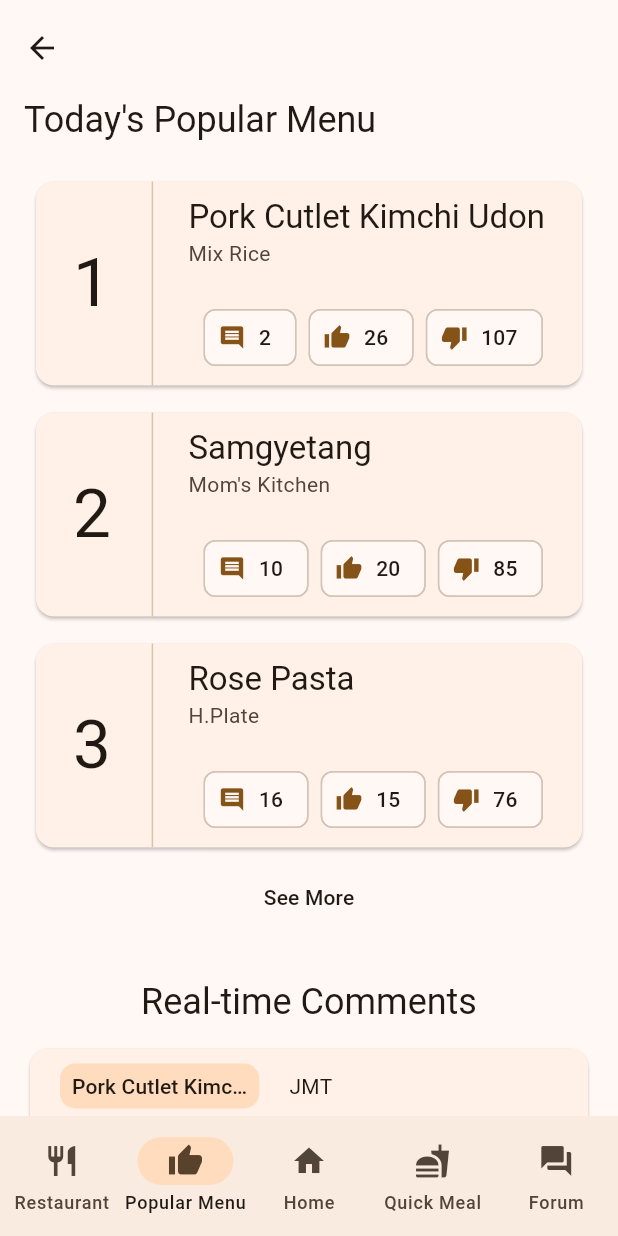
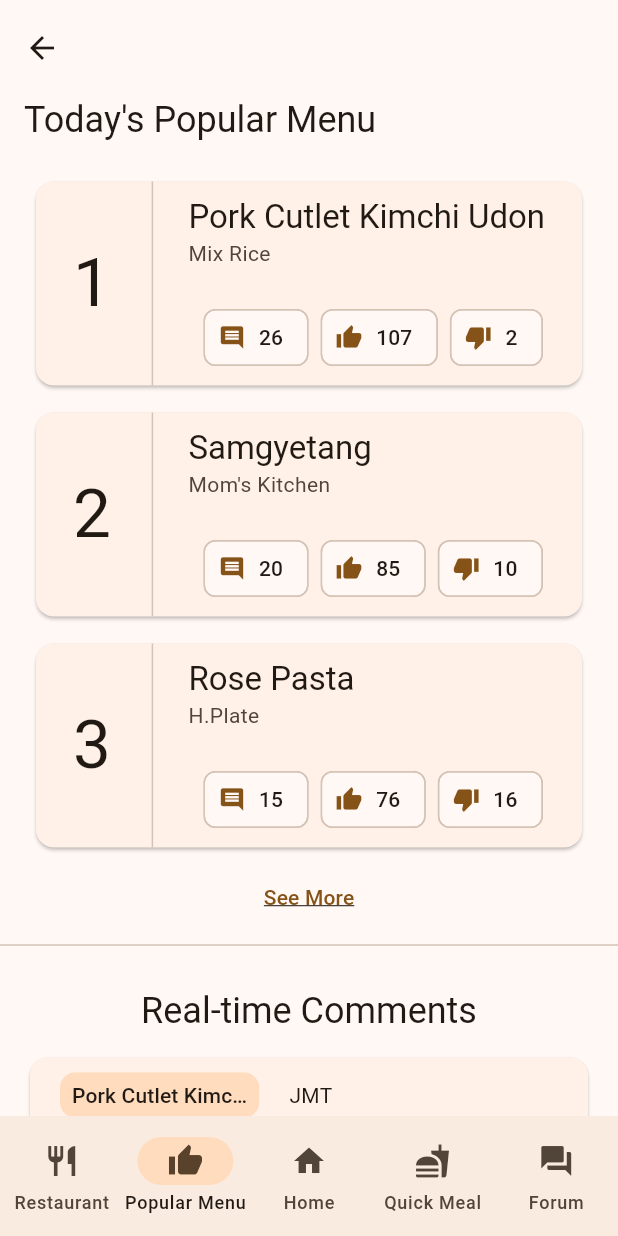
Before and after one commit to yangsijun/2022-2-IED-Mealis, a Flutter app: the screen it shows after launch, item 2 of the bottom bar chosen, on a phone screen of 412 x 824 dp. Run offline on Flutter 3.47's test engine with Material 2 defaults, Android fonts, the phone set to English and light mode, and no system bars.

Commit message:
Implement Like and Dislike Button

```diff
--- a/lib/database.dart
+++ b/lib/database.dart
@@ -18,15 +18,15 @@ List<String> restaurantList = [
 ];
 
 Map<String, Menu> menuMap = {
-  'Pork Cutlet Kimchi Udon' : Menu('Pork Cutlet Kimchi Udon', 'Mix Rice', Stat(26, 107, 2)),
+  'Pork Cutlet Kimchi Udon' : Menu('Pork Cutlet Kimchi Udon', 'Mix Rice', Stat(107, 2, 26)),
   'Tendon' : Menu('Tendon', 'Mix Rice', Stat(10, 10, 10)),
   'Backbone Spicy Soup' : Menu('Backbone Spicy Soup', 'Mix Rice', Stat(10, 10, 10)),
   'Sirlon Donkatsu' : Menu('Sirlon Donkatsu', 'H.Plate', Stat(10, 10, 10)),
   'Spicy Donkatsu' : Menu('Spicy Donkatsu', 'H.Plate', Stat(10, 10, 10)),
-  'Rose Pasta' : Menu('Rose Pasta', 'H.Plate', Stat(15, 76, 16)),
+  'Rose Pasta' : Menu('Rose Pasta', 'H.Plate', Stat(76, 16, 15)),
   'Bean Sprout Radish Beef Soup': Menu('Bean Sprout Radish Beef Soup', 'Mom\'s Kitchen', Stat(10, 10, 10)),
   'Handmade Donkatsu' : Menu('Handmade Donkatsu', 'Mom\'s Kitchen', Stat(10, 10, 10)),
-  'Samgyetang' : Menu('Samgyetang', 'Mom\'s Kitchen', Stat(20, 85, 10)),
+  'Samgyetang' : Menu('Samgyetang', 'Mom\'s Kitchen', Stat(85, 10, 20)),
   'Korean Black Noodle' : Menu('Korean Black Noodle', 'Handong Lounge', Stat(10, 10, 10)),
   'Nagasaki Jjampong' : Menu('Nagasaki Jjampong', 'Handong Lounge', Stat(10, 10, 10)),
   'Pork Soup' : Menu('Pork Soup', 'Handong Lounge', Stat(10, 10, 10)),
@@ -77,3 +77,35 @@ List<Comment> realTimeCommentList = [
   Comment('Sirlon Donkatsu', 'Not good at all'),
   Comment('Samqyetang', 'Absolutely delicious'),
 ];
+
+class MyEvalForMenu {
+  bool isLiked = false;
+  bool isDisliked = false;
+  bool isCommented = false;
+
+  MyEvalForMenu();
+}
+
+Map<String, MyEvalForMenu> myEvalMap = {
+  'Pork Cutlet Kimchi Udon' : MyEvalForMenu(),
+  'Tendon' : MyEvalForMenu(),
+  'Backbone Spicy Soup' : MyEvalForMenu(),
+  'Sirlon Donkatsu' : MyEvalForMenu(),
+  'Spicy Donkatsu' : MyEvalForMenu(),
+  'Rose Pasta' : MyEvalForMenu(),
+  'Bean Sprout Radish Beef Soup': MyEvalForMenu(),
+  'Handmade Donkatsu' : MyEvalForMenu(),
+  'Samgyetang' : MyEvalForMenu(),
+  'Korean Black Noodle' : MyEvalForMenu(),
+  'Nagasaki Jjampong' : MyEvalForMenu(),
+  'Pork Soup' : MyEvalForMenu(),
+  'Thai Lemon Chicken and Garlic Rice' : MyEvalForMenu(),
+  'Beef Curry' : MyEvalForMenu(),
+  'Quesadilla' : MyEvalForMenu(),
+  'Cockle Bibimbap' : MyEvalForMenu(),
+  'Double Cheeseburger' : MyEvalForMenu(),
+  'Burrito Bowl' : MyEvalForMenu(),
+  'Thai Beef Salad' : MyEvalForMenu(),
+  'Braised Chicken' : MyEvalForMenu(),
+  'Braised Chicken with Cheese' : MyEvalForMenu(),
+};
--- a/lib/popular_menu_page.dart
+++ b/lib/popular_menu_page.dart
@@ -22,31 +22,55 @@ class _PopularMenuPageState extends State<PopularMenuPage> {
     return Column(
       children: <Widget>[
         ListTile(
-          title: Text(menuName, style: Theme.of(context).textTheme.titleLarge, overflow: TextOverflow.ellipsis,),
+          title: Text(menuName, style: Theme.of(context).textTheme.titleLarge, overflow: TextOverflow.ellipsis),
           subtitle: Text(menuMap[menuName]!.restaurantName),
         ),
         ButtonBar(
           alignment: MainAxisAlignment.center,
           children: <Widget>[
             ActionChip(
-              avatar: const Icon(Icons.comment),
-              label: Text(menuMap[menuName]!.stat.comment.toString(), style: Theme.of(context).textTheme.labelLarge),
+              avatar: Icon(Icons.comment, color: (myEvalMap[menuName]!.isCommented) ? Colors.orangeAccent : Theme.of(context).chipTheme.surfaceTintColor),
+              label: Text(menuMap[menuName]!.stat.comment.toString(), style: TextStyle(color: (myEvalMap[menuName]!.isCommented) ? Colors.orangeAccent : Theme.of(context).chipTheme.surfaceTintColor, fontSize: 14)),
               onPressed: () {
 
               },
             ),
             ActionChip(
-              avatar: const Icon(Icons.thumb_up),
-              label: Text(menuMap[menuName]!.stat.like.toString(), style: Theme.of(context).textTheme.labelLarge),
+              avatar: Icon(Icons.thumb_up, color: (myEvalMap[menuName]!.isLiked) ? Colors.blueAccent : Theme.of(context).chipTheme.surfaceTintColor),
+              label: Text(menuMap[menuName]!.stat.like.toString(), style: TextStyle(color: (myEvalMap[menuName]!.isLiked) ? Colors.blueAccent : Theme.of(context).chipTheme.surfaceTintColor, fontSize: 14)),
               onPressed: () {
-
+                setState(() {
+                  if (myEvalMap[menuName]!.isLiked) {
+                    menuMap[menuName]!.stat.like--;
+                    myEvalMap[menuName]!.isLiked = false;
+                  } else {
+                    if (myEvalMap[menuName]!.isDisliked) {
+                      menuMap[menuName]!.stat.dislike--;
+                      myEvalMap[menuName]!.isDisliked = false;
+                    }
+                    menuMap[menuName]!.stat.like++;
+                    myEvalMap[menuName]!.isLiked = true;
+                  }
+                });
               },
             ),
             ActionChip(
-              avatar: const Icon(Icons.thumb_down),
-              label: Text(menuMap[menuName]!.stat.dislike.toString(), style: Theme.of(context).textTheme.labelLarge),
+              avatar: Icon(Icons.thumb_down, color: (myEvalMap[menuName]!.isDisliked) ? Colors.redAccent : Theme.of(context).chipTheme.surfaceTintColor),
+              label: Text(menuMap[menuName]!.stat.dislike.toString(), style: TextStyle(color: (myEvalMap[menuName]!.isDisliked) ? Colors.redAccent : Theme.of(context).chipTheme.surfaceTintColor, fontSize: 14)),
               onPressed: () {
-
+                setState(() {
+                  if (myEvalMap[menuName]!.isDisliked) {
+                    menuMap[menuName]!.stat.dislike--;
+                    myEvalMap[menuName]!.isDisliked = false;
+                  } else {
+                    if (myEvalMap[menuName]!.isLiked) {
+                      menuMap[menuName]!.stat.like--;
+                      myEvalMap[menuName]!.isLiked = false;
+                    }
+                    menuMap[menuName]!.stat.dislike++;
+                    myEvalMap[menuName]!.isDisliked = true;
+                  }
+                });
               },
             ),
           ],
@@ -145,7 +169,7 @@ class _PopularMenuPageState extends State<PopularMenuPage> {
 
   void getMenuRanking() {
     menuRankingList = menuMap.entries.toList();
-    menuRankingList.sort((a, b) => (a.value.stat.like - a.value.stat.dislike).compareTo((b.value.stat.like - b.value.stat.dislike)));
+    menuRankingList.sort((a, b) => (b.value.stat.like - b.value.stat.dislike).compareTo((a.value.stat.like - a.value.stat.dislike)));
   }
 
   int showPopularMenuNum = 3;
@@ -189,10 +213,11 @@ class _PopularMenuPageState extends State<PopularMenuPage> {
                           });
                         }
                       },
-                      child: Text((showPopularMenuNum < menuRankingList.length) ? 'See More' : 'Show less', style: Theme.of(context).textTheme.labelLarge),
+                      child: Text((showPopularMenuNum < menuRankingList.length) ? 'See More' : 'Show less', style: TextStyle(color: Theme.of(context).colorScheme.primary, decoration: TextDecoration.underline)),
                     ),
+                    const Divider(),
                     Container(
-                      margin: const EdgeInsets.only(top: 30, bottom: 15),
+                      margin: const EdgeInsets.only(top: 20, bottom: 15),
                       child: Text(
                         'Real-time Comments',
                         style: Theme.of(context).textTheme.headlineSmall,
@@ -226,8 +251,9 @@ class _PopularMenuPageState extends State<PopularMenuPage> {
                           });
                         }
                       },
-                      child: Text((showRealTimeCommentNum < realTimeCommentList.length) ? 'See More' : 'Show less', style: Theme.of(context).textTheme.labelLarge),
+                      child: Text((showRealTimeCommentNum < realTimeCommentList.length) ? 'See More' : 'Show less', style: TextStyle(color: Theme.of(context).colorScheme.primary, decoration: TextDecoration.underline)),
                     ),
+                    const SizedBox(height: 10),
                   ],
                 ),
               ),
```
Lines whose indentation alone changed are shown as unchanged.
